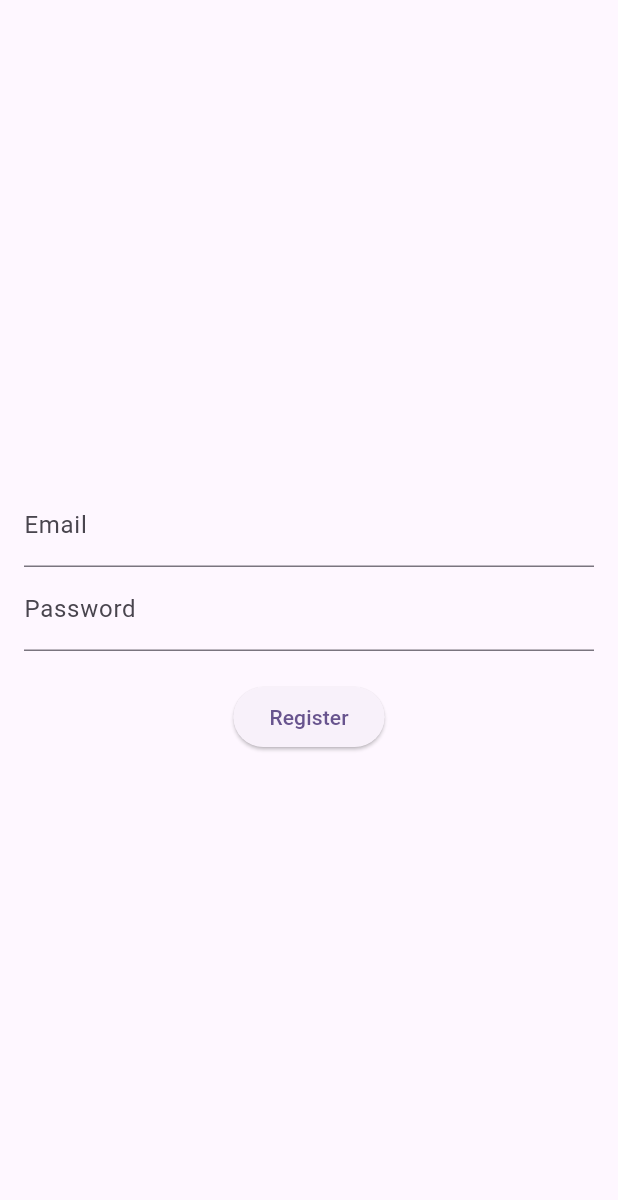
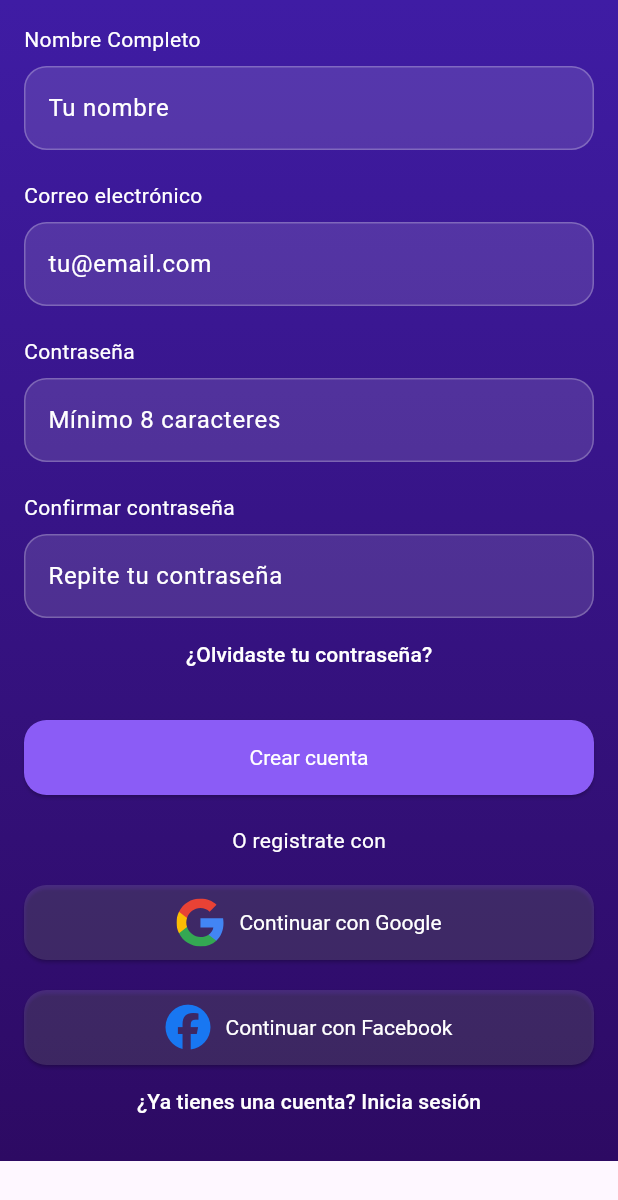
Before and after one commit to jossecardozoo/dance, a Flutter app: the screen it shows after launch, after a tap on "¿No tienes una cuenta? Regístrate", on a phone screen of 412 x 824 dp. Shown: the top 1200 px of the screen. Run offline on Flutter 3.47's test engine with Material 3 defaults, Android fonts, the phone set to English and light mode, and no system bars; our stand-ins replace firebase_core, flutter_svg, font_awesome_flutter; accounts and stored records are empty.

Commit message:
Added login with google and facebook icons and social login buttons

```diff
--- /dev/null
+++ b/lib/buttons/social_login_buttons.dart
@@ -0,0 +1,60 @@
+import 'package:flutter/material.dart';
+import '../buttons/login_button.dart';
+import 'package:font_awesome_flutter/font_awesome_flutter.dart';
+import 'package:flutter_svg/flutter_svg.dart';
+
+class SocialLoginButtons extends StatelessWidget {
+  final bool isGoogleLoading;
+  final bool isFacebookLoading;
+  final Future<void> Function() onGooglePressed;
+  final Future<void> Function() onFacebookPressed;
+
+  const SocialLoginButtons({
+    Key? key,
+    required this.isGoogleLoading,
+    required this.onGooglePressed,
+    required this.isFacebookLoading,
+    required this.onFacebookPressed,
+  }) : super(key: key);
+
+  @override
+  Widget build(BuildContext context) {
+    return Column(
+      children: [
+        LoginButton(
+          text: isGoogleLoading ? 'Conectando...' : 'Continuar con Google',
+          onPressed: isGoogleLoading ? () async {} : onGooglePressed,
+          color: Colors.white.withOpacity(0.12),
+          icon: isGoogleLoading
+              ? const SizedBox(
+                  width: 24,
+                  height: 24,
+                  child: CircularProgressIndicator(strokeWidth: 2),
+                )
+              : SvgPicture.asset(
+                  'assets/google_logo.svg',
+                  width: 32,
+                  height: 32,
+                ),
+        ),
+        const SizedBox(height: 20),
+        LoginButton(
+          text: isFacebookLoading ? 'Conectando...' : 'Continuar con Facebook',
+          onPressed: isFacebookLoading ? () async {} : onFacebookPressed,
+          color: Colors.white.withOpacity(0.12),
+          icon: isFacebookLoading
+              ? const SizedBox(
+                  width: 24,
+                  height: 24,
+                  child: CircularProgressIndicator(strokeWidth: 2),
+                )
+              : const FaIcon(
+                  FontAwesomeIcons.facebook,
+                  color: Color(0xFF1877F2),
+                  size: 30,
+                ),
+        ),
+      ],
+    );
+  }
+}
--- a/lib/screens/login.dart
+++ b/lib/screens/login.dart
@@ -2,10 +2,10 @@ import 'package:flutter/material.dart';
 import '../fields/login_field.dart';
 import '../theme/app_colors.dart';
 import '../buttons/login_button.dart';
-import '../theme/app_colors.dart';
+import '../buttons/social_login_buttons.dart';
 
 class LoginScreen extends StatefulWidget {
-  const LoginScreen({Key? key}) : super(key: key);
+  const LoginScreen({super.key});
 
   @override
   _LoginScreenState createState() => _LoginScreenState();
@@ -53,40 +53,18 @@ class _LoginScreenState extends State<LoginScreen> {
                 onPressed: () async {
                   String email = _emailController.text;
                   String password = _passwordController.text;
+                  Navigator.pushReplacementNamed(context, '/home');
                 },
                 color: Color(0xFF8B5CF6),
               ),
               const SizedBox(height: 20),
               Text('O continuar con', style: TextStyle(color: Colors.white)),
               const SizedBox(height: 20),
-              LoginButton(
-                text: 'Google',
-                onPressed: () async {
-                  String email = _emailController.text;
-                  String password = _passwordController.text;
-                },
-                color: Colors.white.withOpacity(0.12),
-                icon: Image.asset(
-                  'assets/google_icon.png',
-                  width: 30,
-                  height: 30,
-                  fit: BoxFit.contain,
-                ),
-              ),
-              const SizedBox(height: 20),
-              LoginButton(
-                text: 'Facebook',
-                onPressed: () async {
-                  String email = _emailController.text;
-                  String password = _passwordController.text;
-                },
-                color: Colors.white.withOpacity(0.12),
-                icon: Image.asset(
-                  'assets/facebook_icon.png',
-                  width: 30,
-                  height: 30,
-                  fit: BoxFit.contain,
-                ),
+              SocialLoginButtons(
+                isGoogleLoading: false,
+                onGooglePressed: () async {},
+                isFacebookLoading: false,
+                onFacebookPressed: () async {},
               ),
               TextButton(
                 onPressed: () {
--- a/lib/screens/register.dart
+++ b/lib/screens/register.dart
@@ -1,4 +1,8 @@
 import 'package:flutter/material.dart';
+import '../buttons/login_button.dart';
+import '../fields/login_field.dart';
+import '../theme/app_colors.dart';
+import '../buttons/social_login_buttons.dart';
 
 class RegisterScreen extends StatefulWidget {
   const RegisterScreen({Key? key}) : super(key: key);
@@ -10,34 +14,87 @@ class RegisterScreen extends StatefulWidget {
 class _RegisterScreenState extends State<RegisterScreen> {
   final TextEditingController _emailController = TextEditingController();
   final TextEditingController _passwordController = TextEditingController();
+  final TextEditingController _confirmPasswordController =
+      TextEditingController();
+  final TextEditingController _nameController = TextEditingController();
 
   @override
   Widget build(BuildContext context) {
     return Scaffold(
-      body: Padding(
+      body: Container(
+        decoration: BoxDecoration(
+          gradient: LinearGradient(
+            colors: [AppColors.backgroundDark, AppColors.backgroundLight],
+            begin: Alignment.bottomCenter,
+            end: Alignment.topCenter,
+          ),
+        ),
+        child: SafeArea(
+          child: SingleChildScrollView(
+            child: Padding(
               padding: const EdgeInsets.all(16.0),
               child: Column(
-          mainAxisAlignment: MainAxisAlignment.center,
+                crossAxisAlignment: CrossAxisAlignment.center,
                 children: [
-            TextField(
-              controller: _emailController,
-              decoration: const InputDecoration(labelText: 'Email'),
-            ),
-            TextField(
-              controller: _passwordController,
-              decoration: const InputDecoration(labelText: 'Password'),
-              obscureText: true,
+                  LoginField(
+                    label: 'Nombre Completo',
+                    hint: 'Tu nombre',
+                    controller: _nameController,
                   ),
                   const SizedBox(height: 20),
-            ElevatedButton(
+                  LoginField(
+                    label: 'Correo electrónico',
+                    hint: 'tu@email.com',
+                    controller: _emailController,
+                  ),
+                  const SizedBox(height: 20),
+                  LoginField(
+                    label: 'Contraseña',
+                    hint: 'Mínimo 8 caracteres',
+                    obscure: true,
+                    controller: _passwordController,
+                  ),
+                  const SizedBox(height: 20),
+                  LoginField(
+                    label: 'Confirmar contraseña',
+                    hint: 'Repite tu contraseña',
+                    obscure: true,
+                    controller: _confirmPasswordController,
+                  ),
+                  TextButton(
+                    onPressed: () {},
+                    style: TextButton.styleFrom(foregroundColor: Colors.white),
+                    child: const Text('¿Olvidaste tu contraseña?'),
+                  ),
+                  const SizedBox(height: 20),
+                  LoginButton(
+                    text: 'Crear cuenta',
+                    onPressed: () async {},
+                    color: Color(0xFF8B5CF6),
+                  ),
+                  const SizedBox(height: 20),
+                  Text(
+                    'O registrate con',
+                    style: TextStyle(color: Colors.white),
+                  ),
+                  const SizedBox(height: 20),
+                  SocialLoginButtons(
+                    isGoogleLoading: false,
+                    onGooglePressed: () async {},
+                    isFacebookLoading: false,
+                    onFacebookPressed: () async {},
+                  ),
+                  TextButton(
                     onPressed: () {
-                String email = _emailController.text;
-                String password = _passwordController.text;
-                print('Registering with $email and $password');
+                      Navigator.pushNamed(context, '/login');
                     },
-              child: const Text('Register'),
+                    style: TextButton.styleFrom(foregroundColor: Colors.white),
+                    child: const Text('¿Ya tienes una cuenta? Inicia sesión'),
                   ),
                 ],
+              ),
+            ),
+          ),
         ),
       ),
     );
--- a/pubspec.yaml
+++ b/pubspec.yaml
@@ -37,6 +37,9 @@ dependencies:
   firebase_core: ^4.2.1
   firebase_auth: ^6.1.2
   cloud_firestore: ^6.1.0
+  material_symbols_icons: ^4.2874.0
+  font_awesome_flutter: ^10.12.0
+  flutter_svg: ^2.2.3
 
 dev_dependencies:
   flutter_test:
@@ -64,6 +67,7 @@ flutter:
   assets:
     - assets/google_icon.png
     - assets/facebook_icon.png
+    - assets/google_logo.svg
 
   #   - images/a_dot_ham.jpeg
 
```
Also changed, not shown: assets/google_logo.svg (added), pubspec.lock. Lines whose indentation alone changed are shown as unchanged.
